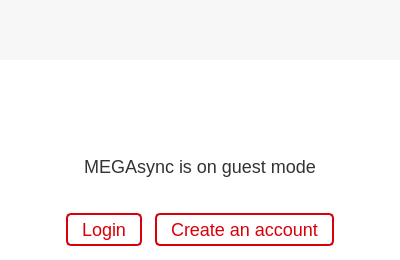
This is src/MEGASync/gui/macx/GuestWidget.ui in meganz/MEGAsync as Qt 5 draws it before an edit. The edited form follows.
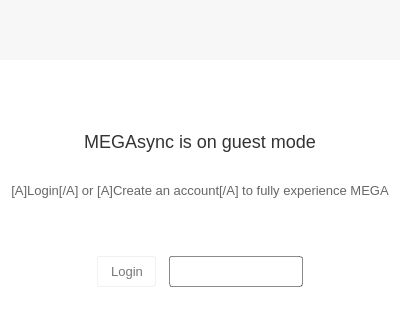
This is the edited form. Icons and pictures are not drawn. Custom widgets are drawn as their Qt base class.

Commit message: Revamp Guest Widget to new requirements

The edit to the form file:
```diff
--- a/src/MEGASync/gui/macx/GuestWidget.ui
+++ b/src/MEGASync/gui/macx/GuestWidget.ui
@@ -7,7 +7,7 @@
     <x>0</x>
     <y>0</y>
     <width>400</width>
-    <height>260</height>
+    <height>315</height>
    </rect>
   </property>
   <property name="sizePolicy">
@@ -19,13 +19,13 @@
   <property name="minimumSize">
    <size>
     <width>400</width>
-    <height>260</height>
+    <height>315</height>
    </size>
   </property>
   <property name="maximumSize">
    <size>
     <width>400</width>
-    <height>260</height>
+    <height>315</height>
    </size>
   </property>
   <property name="windowTitle">
@@ -36,29 +36,74 @@
 {
 	background-color: white;
 }
-#bLogin, #bCreateAccount
+#bLogin
 {
-  font-family: &quot;HelveticaNeue-Light&quot;;
-  font-size: 18px;
-  color: #D90007;
-  border-radius: 5px;
-  border: 2px solid #D90007;
-  padding: 4px 14px 4px 14px;
+ background-color: qlineargradient(x1: 0, y1: 0, x2: 0, y2: 1,
+                                      stop: 0 #ffffff, stop: 1 #fafafa);
+ border-radius: 3px;
+ border: 1px solid rgba(0, 0, 0, 5%);
+ padding: 7px 12px 7px 13px;
+ font-family: &quot;Source Sans Pro&quot;;
+ font-size: 13px;
+ color: #777777;
 }
+#bLogin:hover
+{
+  border: 1px solid rgba(0, 0, 0, 20%);
+  border-radius: 3px;
+  background-color: qlineargradient(x1: 0, y1: 0, x2: 0, y2: 1,
+                                      stop: 0 #ffffff, stop: 1 #fafafa);
 
-#bLogin:hover, #bCreateAccount:hover
+}
+
+#bLogin:pressed
 {
   background-color: #D90007;
   color: #FFFFFF
 }
 
+#bCreateAccount
+{
+  background-color: qlineargradient(x1: 0, y1: 0, x2: 0, y2: 1,
+                                      stop: 0 #999999, stop: 1 #aaaaaa);
+  border-radius: 3px;
+  border: 1px solid rgba(0, 0, 0, 45%);
+  padding: 7px 12px 7px 13px;
+  font-family: &quot;Source Sans Pro&quot;;
+  font-size: 13px;
+  font-weight: normal;
+  font-style: normal;
+  color: #ffffff;
+}
+
+#bCreateAccount::hover
+{
+  border: 1px solid rgba(0, 0, 0, 60%);
+  border-radius: 3px;
+  background-color: qlineargradient(x1: 0, y1: 0, x2: 0, y2: 1,
+                                      stop: 0 #999999, stop: 1 #aaaaaa);
+}
+
+#bCreateAccount::pressed
+{
+  border: 1px solid rgba(0, 0, 0, 60%);
+  border-radius: 3px;
+  background-color: rgba(0, 0, 0, 50%);
+}
 #lDesc
 {
-  font-family: &quot;HelveticaNeue-Light&quot;;
+  font-family: &quot;Source Sans Pro&quot;;
   font-size: 18px;
   color: #333333;
 }
 
+#lDescLogin
+{
+  font-family: &quot;Source Sans Pro&quot;;
+  font-size: 13px;
+  color: #666666;
+}
+
 </string>
   </property>
   <layout class="QVBoxLayout" name="verticalLayout_2">
@@ -268,9 +313,18 @@
      <property name="styleSheet">
       <string notr="true"/>
      </property>
-     <layout class="QHBoxLayout" name="horizontalLayout_2">
+     <layout class="QVBoxLayout" name="verticalLayout_3">
+      <property name="spacing">
+       <number>0</number>
+      </property>
+      <property name="leftMargin">
+       <number>0</number>
+      </property>
       <property name="topMargin">
-       <number>32</number>
+       <number>3</number>
+      </property>
+      <property name="rightMargin">
+       <number>0</number>
       </property>
       <property name="bottomMargin">
        <number>0</number>
@@ -288,6 +342,19 @@
         </property>
        </widget>
       </item>
+      <item>
+       <widget class="QLabel" name="lDescLogin">
+        <property name="text">
+         <string>[A]Login[/A] or [A]Create an account[/A] to fully experience MEGA</string>
+        </property>
+        <property name="alignment">
+         <set>Qt::AlignCenter</set>
+        </property>
+        <property name="wordWrap">
+         <bool>true</bool>
+        </property>
+       </widget>
+      </item>
      </layout>
     </widget>
    </item>
```
Left out of the diff: 7 changed lines with no effect on the pictures. The commit also changes 3 other files.
